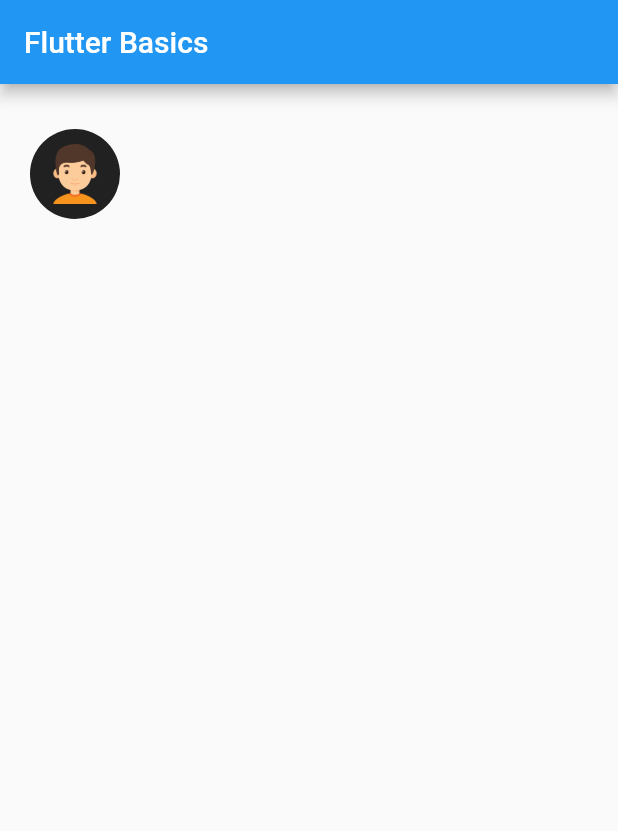
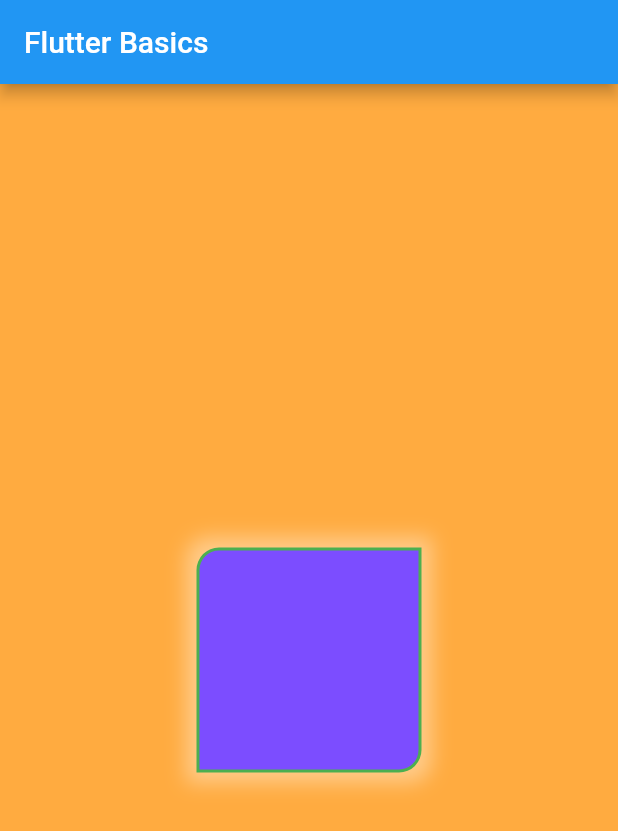
Before and after one commit to KiranKhadd29/practiceFlutter, a Flutter app: the screen it shows after launch, on a phone screen of 412 x 824 dp. Shown: the top 831 px of the screen. Run offline on Flutter 3.47's test engine with Material 2 defaults, Android fonts, the phone set to English and light mode, and no system bars.

Commit message:
Widget - Container Decoration

```diff
--- a/Kiran Workspace/flutter_basics/lib/main.dart
+++ b/Kiran Workspace/flutter_basics/lib/main.dart
@@ -42,8 +42,38 @@
         ),
         body:
 
+      ////////// Container Decoration ////////////////////
+      Container(
+        width: double.infinity,
+        height: double.infinity,
+        color: Colors.orangeAccent,
+        child: Center(
+          child: Container(
+            width: 150,
+            height: 150,
+            decoration: BoxDecoration(
+              color: Colors.deepPurpleAccent,
+              //borderRadius: BorderRadius.circular(21)
+                borderRadius: BorderRadius.only(topLeft:Radius.circular(15), bottomRight:Radius.circular(15)),
+              border: Border.all(
+                width: 2,
+                color: Colors.green
+              ),
+              boxShadow: [
+                BoxShadow(
+                  blurRadius: 11,
+                  color: Colors.white38,
+                  spreadRadius: 7
+                ),
+              ],
+              //shape: BoxShape.circle
+            ),
+          ),
+        ),
+      )
+
       ////////// Circle Avatar ////////////////////
-
+        /*
        Padding(
          padding: const EdgeInsets.only(left: 20, right: 20, top: 30, bottom: 40),
          child: CircleAvatar(
@@ -64,7 +94,7 @@
             backgroundColor: Colors.black87,
             maxRadius: 30,
           ),
-       ),
+       ), */
 
 
 
```
